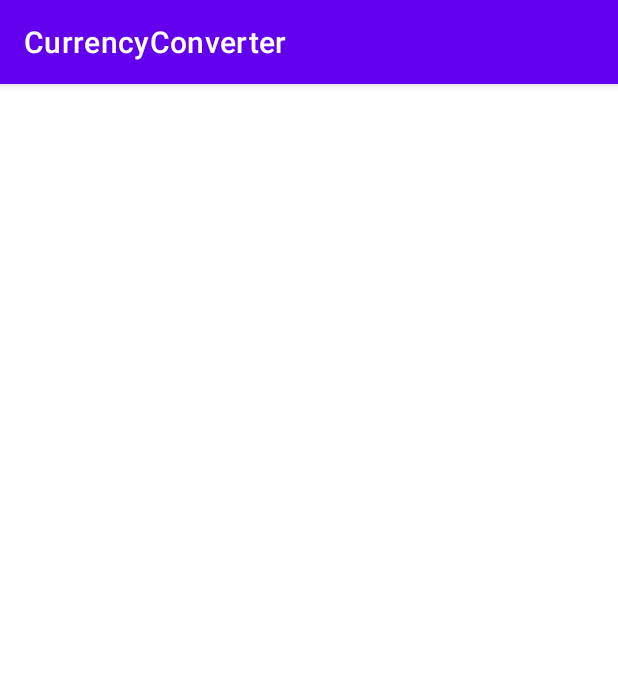
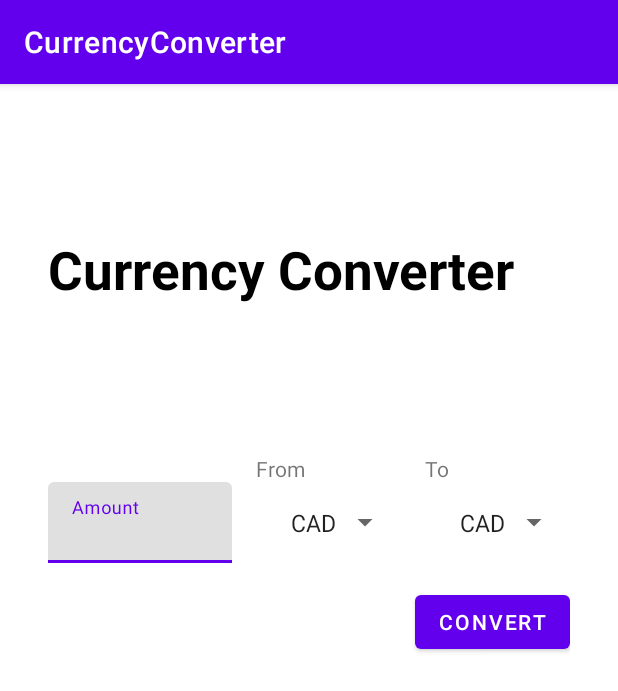
Before and after one commit to Github11-star/CurrencyConverter, an Android app: the screen it shows after launch (MainActivity), on a phone screen of 412 x 824 dp. Shown: the top 691 px of the screen. Run offline under Robolectric (Android 15) with nearby library versions, the phone set to English and light mode, and no system bars.

Commit message:
layout part done for currency

```diff
--- a/app/src/main/res/layout/activity_main.xml
+++ b/app/src/main/res/layout/activity_main.xml
@@ -8,7 +8,52 @@
     tools:context=".MainActivity">
 
 
+    <TextView
+        android:id="@+id/tvTitle"
+        android:layout_width="wrap_content"
+        android:layout_height="wrap_content"
+        android:text="Currency Converter"
+        android:textColor="@color/black"
+        android:textSize="35sp"
+        android:textStyle="bold"
+        app:layout_constraintBottom_toTopOf="@+id/guideline"
+        app:layout_constraintStart_toStartOf="parent"
+        app:layout_constraintTop_toTopOf="parent" />
 
+    <TextView
+        android:id="@+id/tvFrom"
+        android:layout_width="wrap_content"
+        android:layout_height="wrap_content"
+        android:text="From"
+        app:layout_constraintStart_toStartOf="@+id/spFromCurrency"
+        app:layout_constraintTop_toTopOf="@+id/guideline" />
+
+    <TextView
+        android:id="@+id/tvTo"
+        android:layout_width="wrap_content"
+        android:layout_height="wrap_content"
+        android:text="To"
+        app:layout_constraintStart_toStartOf="@+id/spToCurrency"
+        app:layout_constraintTop_toTopOf="@+id/guideline" />
+
+    <com.google.android.material.textfield.TextInputLayout
+        android:id="@+id/tilFrom"
+        style="@style/Widget.MaterialComponents.TextInputLayout.FilledBox.Dense"
+        android:layout_width="0dp"
+        android:layout_height="wrap_content"
+        android:layout_marginEnd="16dp"
+        android:hint="Amount"
+        app:layout_constraintBottom_toBottomOf="@+id/spFromCurrency"
+        app:layout_constraintEnd_toStartOf="@+id/spFromCurrency"
+        app:layout_constraintStart_toStartOf="parent"
+        app:layout_constraintTop_toTopOf="@+id/spFromCurrency">
+
+        <com.google.android.material.textfield.TextInputEditText
+            android:id="@+id/etFrom"
+            android:layout_width="match_parent"
+            android:layout_height="match_parent"
+            android:inputType="numberDecimal" />
+    </com.google.android.material.textfield.TextInputLayout>
 
     <androidx.constraintlayout.widget.Guideline
         android:id="@+id/guideline"
@@ -16,4 +61,55 @@
         android:layout_height="wrap_content"
         android:orientation="horizontal"
         app:layout_constraintGuide_percent="0.32147744" />
+
+    <Spinner
+        android:id="@+id/spFromCurrency"
+        android:layout_width="wrap_content"
+        android:layout_height="wrap_content"
+        android:entries="@array/currency_codes"
+        android:padding="15dp"
+        android:layout_marginEnd="16dp"
+        app:layout_constraintEnd_toStartOf="@+id/spToCurrency"
+        app:layout_constraintTop_toBottomOf="@+id/tvFrom" />
+
+    <Spinner
+        android:id="@+id/spToCurrency"
+        android:layout_width="wrap_content"
+        android:layout_height="wrap_content"
+        android:entries="@array/currency_codes"
+        android:padding="15dp"
+        app:layout_constraintEnd_toEndOf="parent"
+        app:layout_constraintTop_toBottomOf="@+id/tvTo" />
+
+    <Button
+        android:id="@+id/btnConvert"
+        android:layout_width="wrap_content"
+        android:layout_height="wrap_content"
+        android:text="Convert"
+        android:layout_marginTop="16dp"
+        app:layout_constraintEnd_toEndOf="parent"
+        app:layout_constraintTop_toBottomOf="@+id/spToCurrency" />
+
+    <TextView
+        android:id="@+id/tvResult"
+        android:layout_width="0dp"
+        android:layout_height="wrap_content"
+        android:layout_marginEnd="16dp"
+        android:textColor="@color/black"
+        app:layout_constraintBottom_toBottomOf="@+id/btnConvert"
+        app:layout_constraintEnd_toStartOf="@+id/btnConvert"
+        app:layout_constraintStart_toStartOf="parent"
+        app:layout_constraintTop_toTopOf="@+id/btnConvert"
+        tools:text="10 EUR = 15.0 USD" />
+
+    <ProgressBar
+        android:id="@+id/progressBar"
+        android:layout_width="wrap_content"
+        android:layout_height="wrap_content"
+        android:visibility="gone"
+        app:layout_constraintBottom_toBottomOf="@+id/btnConvert"
+        app:layout_constraintEnd_toStartOf="@+id/btnConvert"
+        app:layout_constraintStart_toStartOf="parent"
+        app:layout_constraintTop_toTopOf="@+id/btnConvert"
+        tools:visibility="visible" />
 </androidx.constraintlayout.widget.ConstraintLayout>
```
